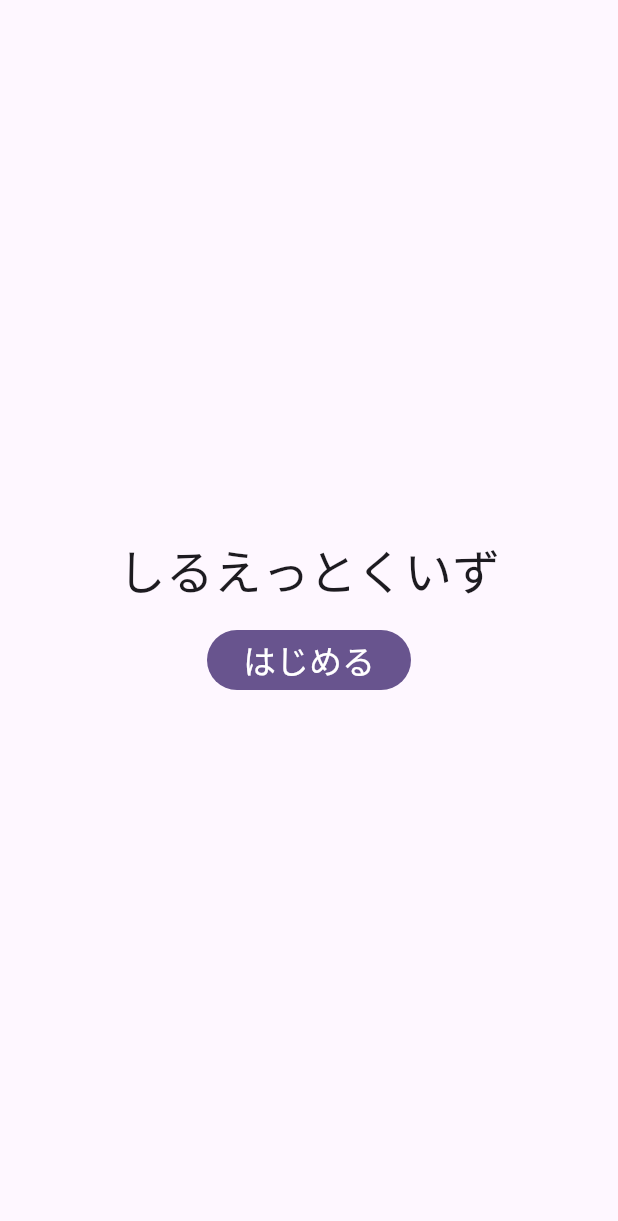
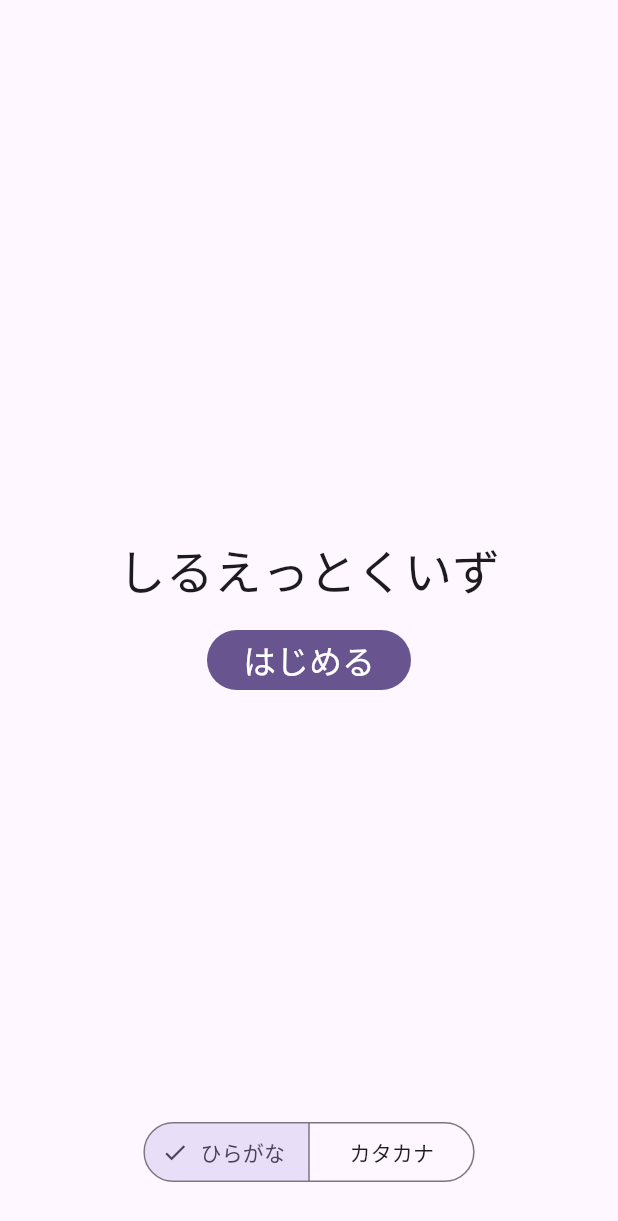
Before and after one commit to macoshita/silhouette_game, a Flutter app: the screen it shows after launch, on a phone screen of 412 x 824 dp. Shown: the top 1221 px of the screen. Run offline on Flutter 3.47's test engine with Material 3 defaults, Android fonts, the phone set to English and light mode, and no system bars; our stand-ins replace clock, flutter_hooks, freezed_annotation, gap, go_router, google_fonts and 2 more; missing offline and left inert: google_mlkit_digital_ink_recognition; generated files the repository leaves out were written again.

Commit message:
カタカナモードを追加

```diff
--- /dev/null
+++ b/lib/features/game_mode/game_mode.dart
@@ -0,0 +1,35 @@
+import 'package:flutter/material.dart';
+import 'package:hooks_riverpod/hooks_riverpod.dart';
+
+enum GameMode {
+  hiragana("ひらがな"),
+  katakana("カタカナ");
+
+  final String label;
+
+  const GameMode(this.label);
+}
+
+final gameModeProvider = StateProvider((ref) => GameMode.hiragana);
+
+class GameModeSwitch extends HookConsumerWidget {
+  const GameModeSwitch({super.key});
+
+  @override
+  Widget build(BuildContext context, WidgetRef ref) {
+    final gameMode = ref.watch(gameModeProvider);
+    return SegmentedButton(
+      segments: [
+        for (final gameMode in GameMode.values)
+          ButtonSegment(
+            value: gameMode,
+            label: Text(gameMode.label),
+          ),
+      ],
+      selected: {gameMode},
+      onSelectionChanged: (selection) {
+        ref.read(gameModeProvider.notifier).state = selection.first;
+      },
+    );
+  }
+}
--- a/lib/features/title/title_screen.dart
+++ b/lib/features/title/title_screen.dart
@@ -1,21 +1,29 @@
 import 'package:flutter/material.dart';
 import 'package:gap/gap.dart';
 import 'package:go_router/go_router.dart';
+import 'package:hooks_riverpod/hooks_riverpod.dart';
+import 'package:silhouette_game/features/game_mode/game_mode.dart';
 
-class TitleScreen extends StatelessWidget {
+class TitleScreen extends HookConsumerWidget {
   const TitleScreen({super.key});
 
   @override
-  Widget build(BuildContext context) {
+  Widget build(BuildContext context, WidgetRef ref) {
     final theme = Theme.of(context);
+    final gameMode = ref.watch(gameModeProvider);
     return Scaffold(
-      body: Center(
+      body: Stack(
+        children: [
+          Center(
             child: Column(
               crossAxisAlignment: CrossAxisAlignment.center,
               mainAxisSize: MainAxisSize.min,
               children: [
                 Text(
-              "しるえっとくいず",
+                  switch (gameMode) {
+                    GameMode.hiragana => "しるえっとくいず",
+                    GameMode.katakana => "シルエットクイズ",
+                  },
                   textAlign: TextAlign.center,
                   style: theme.textTheme.headlineLarge,
                 ),
@@ -32,6 +40,15 @@ class TitleScreen extends StatelessWidget {
               ],
             ),
           ),
+          const Align(
+            alignment: Alignment.bottomCenter,
+            child: Padding(
+              padding: EdgeInsets.only(bottom: 32),
+              child: GameModeSwitch(),
+            ),
+          ),
+        ],
+      ),
     );
   }
 }
```
Also changed, not shown: lib/features/quiz/quiz.dart (+15 -4 lines). Lines whose indentation alone changed are shown as unchanged.
